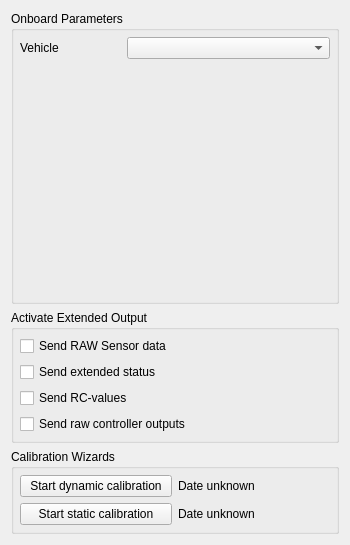
Above: src/ui/ParameterInterface.ui from mavlink/qgroundcontrol before the change. Below: the same form after it.
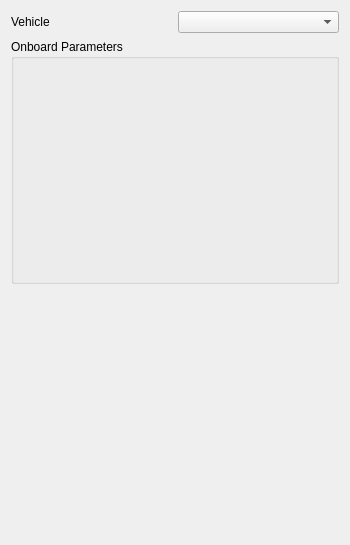
That is the form after the change.

Commit message: Made settings work

```diff
--- a/src/ui/ParameterInterface.ui
+++ b/src/ui/ParameterInterface.ui
@@ -13,107 +13,24 @@
   <property name="windowTitle">
    <string>Form</string>
   </property>
-  <layout class="QGridLayout" name="gridLayout_4">
-   <item row="1" column="0">
-    <widget class="QGroupBox" name="groupBox">
-     <property name="title">
-      <string>Activate Extended Output</string>
-     </property>
-     <layout class="QGridLayout" name="gridLayout_2">
-      <property name="margin">
-       <number>6</number>
-      </property>
-      <item row="0" column="0">
-       <widget class="QCheckBox" name="sendRawCheckBox">
-        <property name="text">
-         <string>Send RAW Sensor data</string>
-        </property>
-       </widget>
-      </item>
-      <item row="1" column="0">
-       <widget class="QCheckBox" name="sendExtendedCheckBox">
-        <property name="text">
-         <string>Send extended status</string>
-        </property>
-       </widget>
-      </item>
-      <item row="2" column="0">
-       <widget class="QCheckBox" name="checkBox">
-        <property name="text">
-         <string>Send RC-values</string>
-        </property>
-       </widget>
-      </item>
-      <item row="3" column="0">
-       <widget class="QCheckBox" name="checkBox_2">
-        <property name="text">
-         <string>Send raw controller outputs</string>
-        </property>
-       </widget>
-      </item>
-     </layout>
-    </widget>
-   </item>
-   <item row="2" column="0">
-    <widget class="QGroupBox" name="groupBox_3">
-     <property name="title">
-      <string>Calibration Wizards</string>
-     </property>
-     <layout class="QGridLayout" name="gridLayout">
-      <property name="margin">
-       <number>6</number>
-      </property>
-      <item row="0" column="0">
-       <widget class="QPushButton" name="gyroCalButton">
-        <property name="text">
-         <string>Start dynamic calibration</string>
-        </property>
-       </widget>
-      </item>
-      <item row="0" column="1">
-       <widget class="QLabel" name="gyroCalDate">
-        <property name="text">
-         <string>Date unknown</string>
-        </property>
-       </widget>
-      </item>
-      <item row="1" column="0">
-       <widget class="QPushButton" name="magCalButton">
-        <property name="text">
-         <string>Start static calibration</string>
-        </property>
-       </widget>
-      </item>
-      <item row="1" column="1">
-       <widget class="QLabel" name="magCalLabel">
-        <property name="text">
-         <string>Date unknown</string>
-        </property>
-       </widget>
-      </item>
-     </layout>
-    </widget>
-   </item>
+  <layout class="QGridLayout" name="gridLayout">
    <item row="0" column="0">
+    <widget class="QLabel" name="label">
+     <property name="text">
+      <string>Vehicle</string>
+     </property>
+    </widget>
+   </item>
+   <item row="0" column="1">
+    <widget class="QComboBox" name="vehicleComboBox"/>
+   </item>
+   <item row="1" column="0" colspan="2">
     <widget class="QGroupBox" name="groupBox_2">
      <property name="title">
       <string>Onboard Parameters</string>
      </property>
-     <layout class="QGridLayout" name="gridLayout_3">
-      <property name="margin">
-       <number>6</number>
-      </property>
-      <item row="0" column="0">
-       <widget class="QLabel" name="label">
-        <property name="text">
-         <string>Vehicle</string>
-        </property>
-       </widget>
-      </item>
-      <item row="0" column="1" colspan="2">
-       <widget class="QComboBox" name="vehicleComboBox"/>
-      </item>
-      <item row="1" column="0" colspan="3">
+     <layout class="QHBoxLayout" name="horizontalLayout">
+      <item>
        <widget class="QStackedWidget" name="stackedWidget">
         <widget class="QWidget" name="page">
          <layout class="QVBoxLayout" name="verticalLayout"/>
@@ -124,6 +41,17 @@
      </layout>
     </widget>
    </item>
+   <item row="2" column="0" colspan="2">
+    <widget class="QStackedWidget" name="sensorSettings">
+     <property name="currentIndex">
+      <number>0</number>
+     </property>
+     <widget class="QWidget" name="page_3">
+      <layout class="QVBoxLayout" name="verticalLayout_2"/>
+     </widget>
+     <widget class="QWidget" name="page_4"/>
+    </widget>
+   </item>
   </layout>
  </widget>
  <resources/>
```
Left out of the diff: 3 changed lines with no effect on the pictures. The commit also changes 13 other files.
